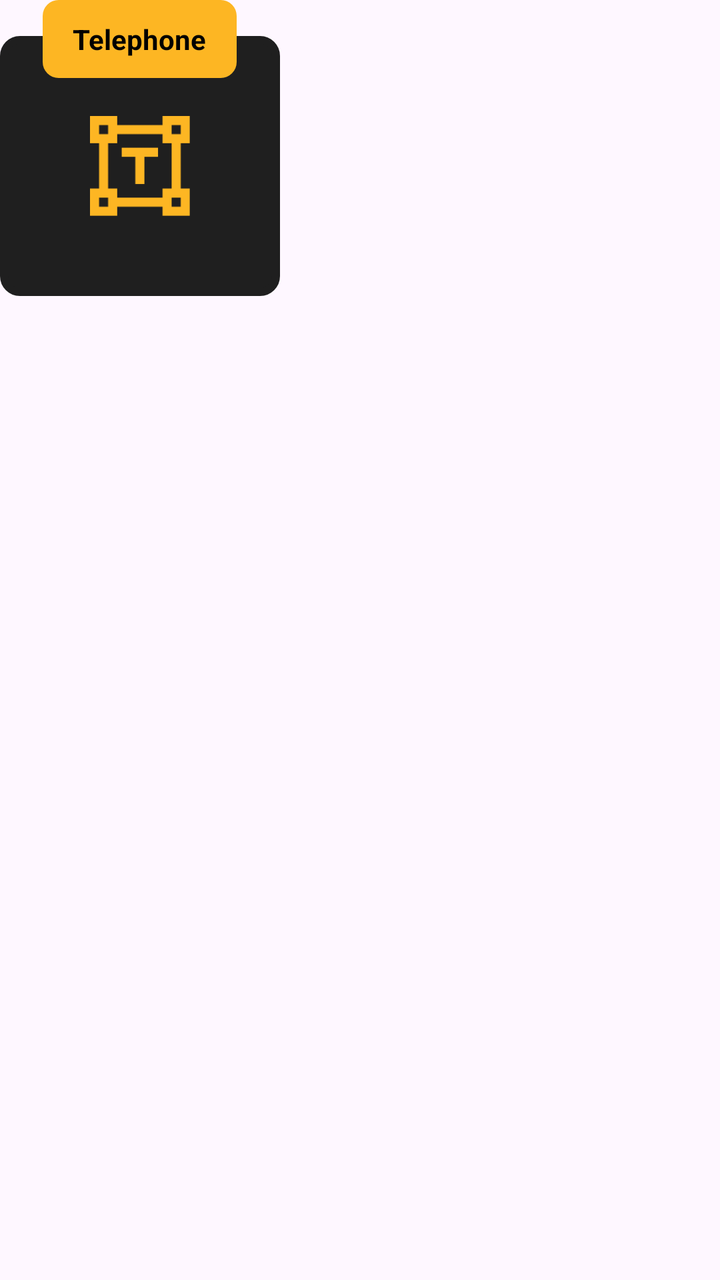
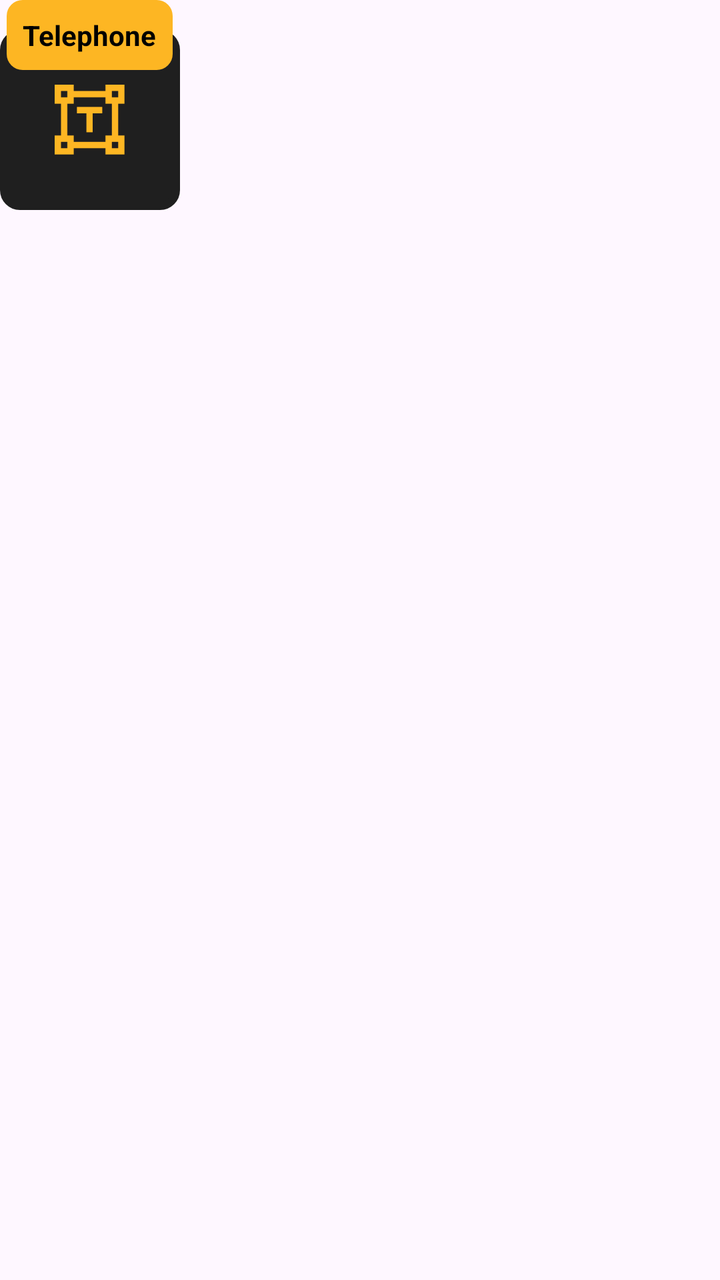

Screens rendered from an Android XML layout before and after an edit, with the pre-edit source and the edit as a unified diff.
<!-- AndroidManifest.xml: application theme Theme.ScannerApp -->
<!-- res/layout/qr_generate_option_item.xml -->
<?xml version="1.0" encoding="utf-8"?>
<LinearLayout android:layout_width="wrap_content"
    android:layout_height="wrap_content"
    android:layout_marginEnd="10dp"
    android:id="@+id/itemBtn"
    android:layout_marginBottom="10dp"
    xmlns:android="http://schemas.android.com/apk/res/android">
    <RelativeLayout
        android:layout_width="wrap_content"
        android:layout_height="148dp">

        <RelativeLayout
            android:backgroundTint="@color/secondaryColor2"
            android:background="@drawable/border_bg"
            android:layout_centerInParent="true"
            android:layout_alignParentBottom="true"
            android:layout_width="140dp"
            android:layout_height="130dp">
            <ImageView
                android:layout_centerInParent="true"
                android:id="@+id/itemImage"
                android:layout_width="50dp"
                android:layout_height="50dp"

                android:src="@drawable/ic_text" />
        </RelativeLayout>
        <LinearLayout

            android:layout_centerHorizontal="true"
            android:background="@drawable/button_corner_radius"
            android:backgroundTint="@color/primaryColor"
            android:layout_width="wrap_content"
            android:paddingHorizontal="15dp"
            android:paddingVertical="10dp"

            android:layout_height="wrap_content">
            <TextView
                android:id="@+id/itemTitle"
                android:text="Telephone"
                android:textStyle="bold"
                android:textColor="@color/black"
                android:textAlignment="center"
                android:layout_width="wrap_content"
                android:layout_height="wrap_content"/>
        </LinearLayout>
    </RelativeLayout>
</LinearLayout>
<!-- resources referenced by this layout -->
<resources>
  <color name="black">#FF000000</color>
  <color name="primaryColor">#FDB623</color>
  <color name="secondaryColor2">#1F1F1F</color>
  <!-- drawable border_bg (drawable) -->
  <?xml version="1.0" encoding="utf-8"?>
  <shape xmlns:android="http://schemas.android.com/apk/res/android">
      <corners android:radius="8dp"/>
      <stroke android:color="@color/primaryColor" android:width="4dp" />
  </shape>
  <!-- drawable button_corner_radius (drawable) -->
  <?xml version="1.0" encoding="utf-8"?>
  <shape xmlns:android="http://schemas.android.com/apk/res/android">
  <corners android:radius="8dp"/>
  </shape>
  <!-- drawable ic_text: png bitmap (drawable, 1223 bytes) -->
  <style name="Theme.ScannerApp" parent="Base.Theme.ScannerApp" />
  <style name="Base.Theme.ScannerApp" parent="Theme.Material3.DayNight.NoActionBar">
          <item name="android:windowTranslucentStatus">true</item>
          
          
      </style>
</resources>

<!-- the commit's change to res/layout/qr_generate_option_item.xml (unified diff, before → after) -->
@@ -7,20 +7,20 @@
     xmlns:android="http://schemas.android.com/apk/res/android">
     <RelativeLayout
         android:layout_width="wrap_content"
-        android:layout_height="148dp">
+        android:layout_height="105dp">
 
         <RelativeLayout
             android:backgroundTint="@color/secondaryColor2"
             android:background="@drawable/border_bg"
             android:layout_centerInParent="true"
             android:layout_alignParentBottom="true"
-            android:layout_width="140dp"
-            android:layout_height="130dp">
+            android:layout_width="90dp"
+            android:layout_height="90dp">
             <ImageView
                 android:layout_centerInParent="true"
                 android:id="@+id/itemImage"
-                android:layout_width="50dp"
-                android:layout_height="50dp"
+                android:layout_width="35dp"
+                android:layout_height="35dp"
 
                 android:src="@drawable/ic_text" />
         </RelativeLayout>
@@ -30,8 +30,8 @@
             android:background="@drawable/button_corner_radius"
             android:backgroundTint="@color/primaryColor"
             android:layout_width="wrap_content"
-            android:paddingHorizontal="15dp"
-            android:paddingVertical="10dp"
+            android:paddingHorizontal="8dp"
+            android:paddingVertical="8dp"
 
             android:layout_height="wrap_content">
             <TextView
@@ -39,6 +39,7 @@
                 android:text="Telephone"
                 android:textStyle="bold"
                 android:textColor="@color/black"
+                android:textSize="14sp"
                 android:textAlignment="center"
                 android:layout_width="wrap_content"
                 android:layout_height="wrap_content"/>
